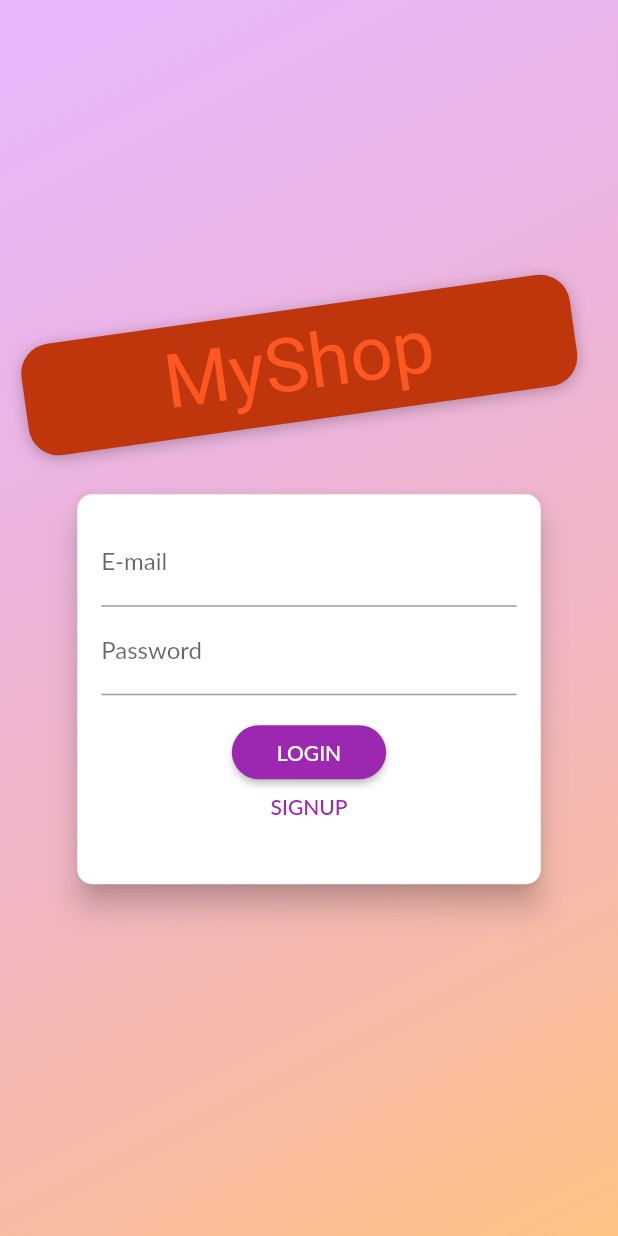
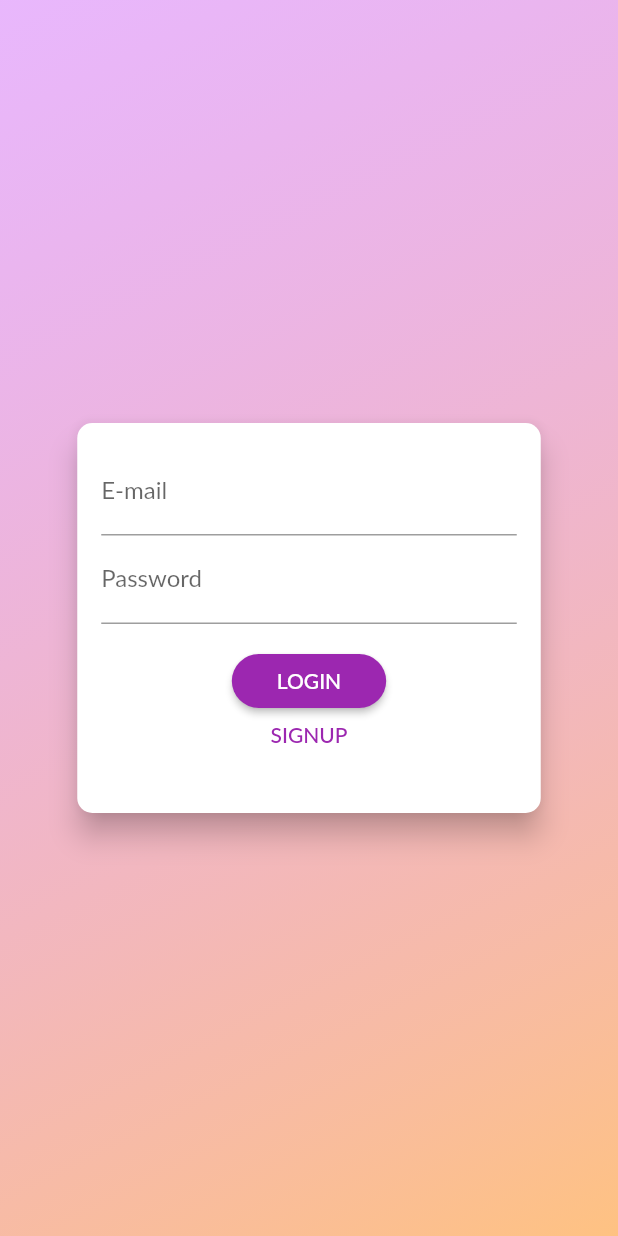
Before and after one commit to Ryss-D/panic_button, a Flutter app: the screen it shows after launch, on a phone screen of 412 x 824 dp. Run offline on Flutter 3.47's test engine with Material 2 defaults, Android fonts, the phone set to English and light mode, and no system bars; our stand-ins replace google_maps_flutter, location, shared_preferences, sqflite; accounts and stored records are empty; Roboto replaces fonts that are missing (Anton, Lato).

```diff
--- a/lib/main.dart
+++ b/lib/main.dart
@@ -48,7 +48,7 @@ class MyApp extends StatelessWidget {
       child: Consumer<Auth>(
         builder: (context, auth, child) => MaterialApp(
           debugShowCheckedModeBanner: false,
-          title: 'Shop App',
+          title: 'Panic button',
           theme: theme.copyWith(
             colorScheme:
                 theme.colorScheme.copyWith(secondary: Colors.deepOrange),
--- a/lib/providers/great_places.dart
+++ b/lib/providers/great_places.dart
@@ -17,7 +17,6 @@ class GreatPlaces with ChangeNotifier {
   }
 
   Future<void> addPlace(
-    String pickedTitle,
     PlaceLocation pickedLocation,
   ) async {
     final address = await LocationHelper.getPlaceAddress(
@@ -29,7 +28,6 @@ class GreatPlaces with ChangeNotifier {
     );
     final newPlace = Place(
       id: DateTime.now().toString(),
-      title: pickedTitle,
       location: updatedLocation,
     );
     _items.add(newPlace);
@@ -38,7 +36,6 @@ class GreatPlaces with ChangeNotifier {
       'user_places',
       {
         'id': newPlace.id,
-        'title': newPlace.title,
         'loc_lat': newPlace.location.latitude,
         'loc_lng': newPlace.location.longitude,
         'address': newPlace.location.address
@@ -52,7 +49,6 @@ class GreatPlaces with ChangeNotifier {
         .map(
           (e) => Place(
             id: e['id'],
-            title: e['title'],
             location: PlaceLocation(
               latitude: e['loc_lat'],
               longitude: e['loc_lng'],
--- a/lib/screens/auth_screen.dart
+++ b/lib/screens/auth_screen.dart
@@ -38,35 +38,6 @@ class AuthScreen extends StatelessWidget {
                 mainAxisAlignment: MainAxisAlignment.center,
                 crossAxisAlignment: CrossAxisAlignment.center,
                 children: [
-                  Flexible(
-                    child: Container(
-                      margin: EdgeInsets.only(bottom: 20.0),
-                      padding:
-                          EdgeInsets.symmetric(vertical: 8.0, horizontal: 94.0),
-                      transform: Matrix4.rotationZ(-8 * pi / 180)
-                        ..translate(-10.0),
-                      decoration: BoxDecoration(
-                        borderRadius: BorderRadius.circular(20),
-                        color: Colors.deepOrange.shade900,
-                        boxShadow: [
-                          BoxShadow(
-                            blurRadius: 8,
-                            color: Colors.black26,
-                            offset: Offset(0, 2),
-                          )
-                        ],
-                      ),
-                      child: Text(
-                        'MyShop',
-                        style: TextStyle(
-                          color: Theme.of(context).colorScheme.secondary,
-                          fontSize: 50,
-                          fontFamily: 'Anton',
-                          fontWeight: FontWeight.normal,
-                        ),
-                      ),
-                    ),
-                  ),
                   Flexible(
                     flex: deviceSize.width > 600 ? 2 : 1,
                     child: AuthCard(),
```
Also changed, not shown: lib/screens/add_place_screen.dart (+15 -0 lines).
